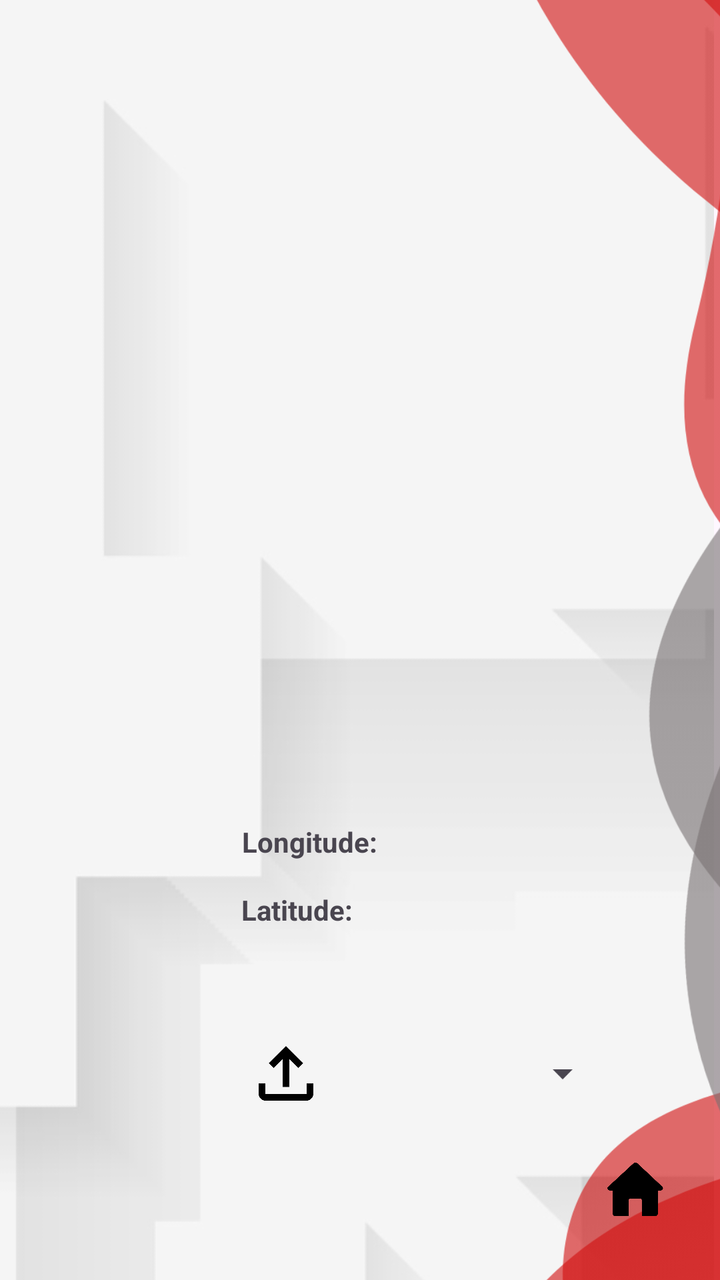
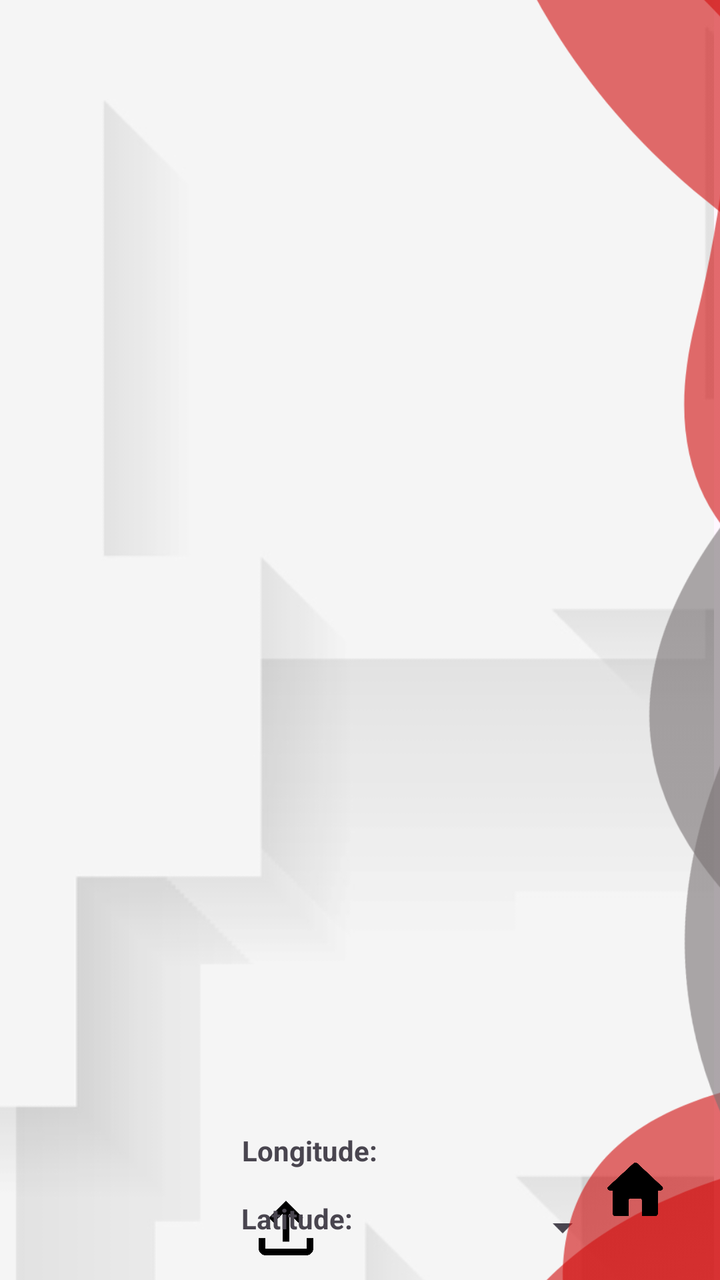

Compare the two renders of this Android layout. The source of the first and the diff that turns it into the second are given below.
<!-- AndroidManifest.xml: application theme Theme.TrafficSceneAnalyser -->
<!-- res/layout/activity_upload_config.xml -->
<?xml version="1.0" encoding="utf-8"?>
<androidx.constraintlayout.widget.ConstraintLayout xmlns:android="http://schemas.android.com/apk/res/android"
    xmlns:app="http://schemas.android.com/apk/res-auto"
    xmlns:tools="http://schemas.android.com/tools"
    android:id="@+id/main"
    android:layout_width="match_parent"
    android:layout_height="match_parent"
    tools:context=".UploadConfigActivity">

    <ImageView
        android:id="@+id/backg"
        android:layout_width="904dp"
        android:layout_height="897dp"
        app:layout_constraintBottom_toBottomOf="parent"
        app:layout_constraintEnd_toEndOf="parent"
        app:layout_constraintHorizontal_bias="1.0"
        app:layout_constraintStart_toStartOf="parent"
        app:layout_constraintTop_toTopOf="parent"
        app:layout_constraintVertical_bias="0.12"
        app:srcCompat="@drawable/background" />

    <androidx.viewpager.widget.ViewPager
        android:id="@+id/viewPager"
        android:layout_width="300dp"
        android:layout_height="200dp"
        android:layout_marginTop="150dp"
        app:layout_constraintEnd_toEndOf="parent"
        app:layout_constraintStart_toStartOf="parent"
        app:layout_constraintTop_toTopOf="parent" />

    <Spinner
        android:id="@+id/spinner_model_selector"
        android:layout_width="122dp"
        android:layout_height="63dp"
        android:layout_margin="8dp"
        app:layout_constraintBottom_toBottomOf="parent"
        app:layout_constraintEnd_toEndOf="parent"
        app:layout_constraintHorizontal_bias="0.1"
        app:layout_constraintStart_toEndOf="@+id/button_upload"
        app:layout_constraintTop_toBottomOf="@+id/longitude" />

    <ImageButton
        android:id="@+id/button_upload"
        android:layout_width="54dp"
        android:layout_height="68dp"
        android:layout_marginStart="116dp"
        android:backgroundTint="#00FFFFFF"
        android:onClick="goToHome"
        android:scaleType="fitCenter"
        android:src="@drawable/upload"

        app:layout_constraintBottom_toBottomOf="parent"
        app:layout_constraintStart_toStartOf="parent"
        app:layout_constraintTop_toBottomOf="@+id/longitude" />

    <TextView
        android:id="@+id/latitude"
        android:layout_width="135dp"
        android:layout_height="23dp"
        android:layout_marginTop="12dp"
        android:ems="10"
        android:text="Latitude: "
        android:textStyle="bold"
        app:layout_constraintEnd_toEndOf="parent"
        app:layout_constraintHorizontal_bias="0.536"
        app:layout_constraintStart_toStartOf="parent"
        app:layout_constraintTop_toBottomOf="@+id/longitude" />

    <TextView
        android:id="@+id/longitude"
        android:layout_width="132dp"
        android:layout_height="22dp"
        android:ems="10"
        android:text="Longitude: "
        android:textStyle="bold"
        app:layout_constraintBottom_toBottomOf="parent"
        app:layout_constraintEnd_toEndOf="parent"
        app:layout_constraintHorizontal_bias="0.53"
        app:layout_constraintStart_toStartOf="parent"
        app:layout_constraintTop_toBottomOf="@+id/viewPager"
        app:layout_constraintVertical_bias="0.229" />

    <ImageView
        android:id="@+id/imageView5"
        android:layout_width="484dp"
        android:layout_height="773dp"
        app:layout_constraintBottom_toBottomOf="parent"
        app:layout_constraintEnd_toEndOf="parent"
        app:layout_constraintHorizontal_bias="0.643"
        app:layout_constraintStart_toStartOf="parent"
        app:layout_constraintTop_toTopOf="parent"
        app:srcCompat="@drawable/perfectlayout2" />

    <ImageButton
        android:id="@+id/button6"
        android:layout_width="54dp"
        android:layout_height="68dp"
        android:backgroundTint="#00FFFFFF"
        android:onClick="goToHome"
        android:scaleType="fitCenter"
        android:src="@drawable/home1"
        app:layout_constraintBottom_toBottomOf="parent"
        app:layout_constraintEnd_toEndOf="parent"
        app:layout_constraintHorizontal_bias="0.95"
        app:layout_constraintStart_toStartOf="parent"
        app:layout_constraintTop_toTopOf="parent"
        app:layout_constraintVertical_bias="0.98" />

</androidx.constraintlayout.widget.ConstraintLayout>
<!-- resources referenced by this layout -->
<resources>
  <!-- drawable background: png bitmap (drawable-hdpi, 37305 bytes) -->
  <!-- drawable home1: png bitmap (drawable, 7782 bytes) -->
  <!-- drawable perfectlayout2: png bitmap (drawable-hdpi, 51025 bytes) -->
  <!-- drawable upload: png bitmap (drawable, 6537 bytes) -->
  <style name="Theme.TrafficSceneAnalyser" parent="Base.Theme.TrafficSceneAnalyser" />
  <style name="Base.Theme.TrafficSceneAnalyser" parent="Theme.Material3.DayNight.NoActionBar">
          
          
      </style>
</resources>

<!-- the commit's change to res/layout/activity_upload_config.xml (unified diff, before → after) -->
@@ -19,14 +19,19 @@
         app:layout_constraintVertical_bias="0.12"
         app:srcCompat="@drawable/background" />
 
-    <androidx.viewpager.widget.ViewPager
+    <androidx.viewpager2.widget.ViewPager2
         android:id="@+id/viewPager"
-        android:layout_width="300dp"
-        android:layout_height="200dp"
+        android:layout_width="250dp"
+        android:layout_height="400dp"
         android:layout_marginTop="150dp"
+        android:paddingStart="40dp"
+        android:paddingEnd="40dp"
         app:layout_constraintEnd_toEndOf="parent"
         app:layout_constraintStart_toStartOf="parent"
-        app:layout_constraintTop_toTopOf="parent" />
+        app:layout_constraintTop_toTopOf="parent">
+
+    </androidx.viewpager2.widget.ViewPager2>
+
 
     <Spinner
         android:id="@+id/spinner_model_selector"
